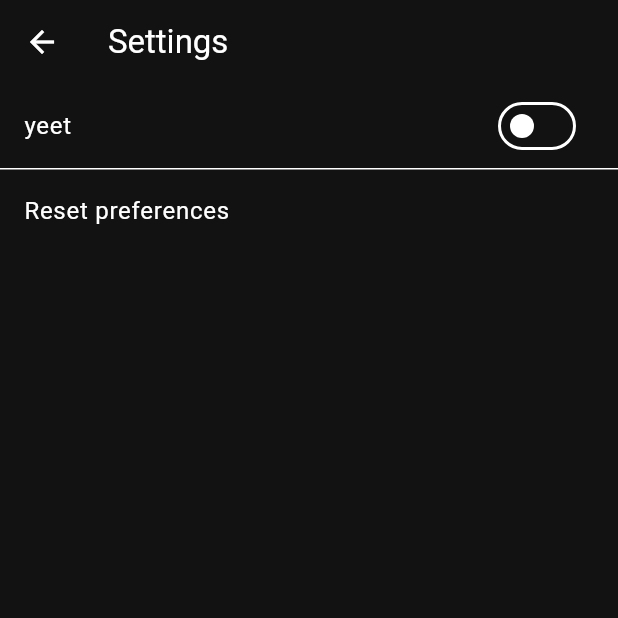
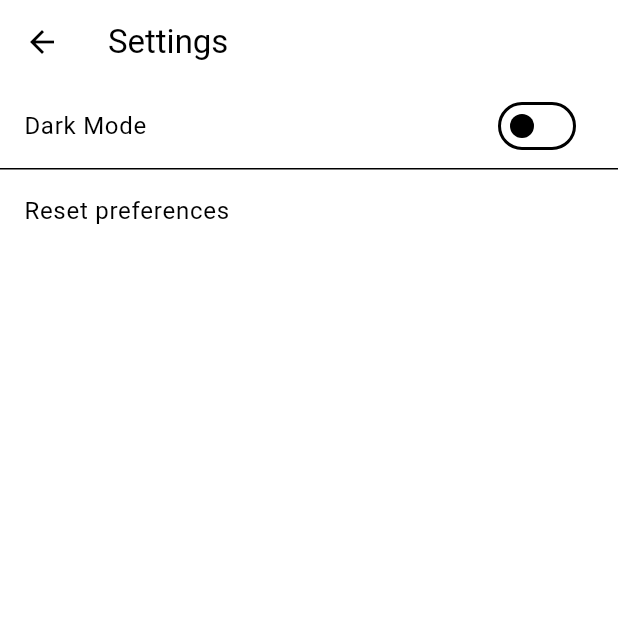
Before and after one commit to danameisnothing/funny-webapp-client, a Flutter app: the screen it shows after launch, in the side drawer, after a tap on "Settings", on a phone screen of 412 x 824 dp, the top half of it. Run offline on Flutter 3.47's test engine with Material 3 defaults, Android fonts, the phone set to English and light mode, and no system bars; our stand-ins replace shared_preferences.

Commit message:
mini refactor

```diff
--- a/lib/main.dart
+++ b/lib/main.dart
@@ -1,6 +1,7 @@
 import 'package:flutter/material.dart';
 
 import 'package:funny_webapp_client/routes/home.dart';
+import 'package:funny_webapp_client/routes/settings.dart';
 import 'package:funny_webapp_client/settings/runtime_app_settings.dart';
 
 void main() async {
@@ -9,12 +10,23 @@ void main() async {
   runApp(const App());
 }
 
-class App extends StatelessWidget {
+class App extends StatefulWidget {
   const App({super.key});
 
   @override
-  Widget build(BuildContext context) => MaterialApp(
-      home: const Home(),
-      theme:
-          ThemeData(useMaterial3: true, colorScheme: const ColorScheme.dark()));
+  State<App> createState() => _App();
 }
+
+class _App extends State<App> {
+  void updateTheme() => setState(() {});
+
+  @override
+  Widget build(BuildContext context) {
+    ColorScheme test = (runtimeAppSettings.isDarkMode)
+        ? const ColorScheme.dark()
+        : const ColorScheme.light();
+    return MaterialApp(
+        home: Home(updateTheme),
+        theme: ThemeData(useMaterial3: true, colorScheme: test));
+  }
+}
--- a/lib/routes/home.dart
+++ b/lib/routes/home.dart
@@ -4,7 +4,8 @@ import 'package:funny_webapp_client/routes/settings.dart';
 
 // FIXME: are you sure this is a StatelessWidget?
 class Home extends StatelessWidget {
-  const Home({super.key});
+  final VoidCallback updateGlobalTheme;
+  const Home(this.updateGlobalTheme, {super.key});
 
   @override
   Widget build(BuildContext context) {
@@ -18,8 +19,10 @@ class Home extends StatelessWidget {
             ListTile(
               title: const Text("Settings"),
               onTap: () {
-                Navigator.push(context,
-                    MaterialPageRoute(builder: (_) => const Settings()));
+                Navigator.push(
+                    context,
+                    MaterialPageRoute(
+                        builder: (_) => Settings(updateGlobalTheme)));
               },
             ),
           ],
--- a/lib/routes/settings.dart
+++ b/lib/routes/settings.dart
@@ -3,10 +3,16 @@ import 'package:flutter/material.dart';
 import 'package:funny_webapp_client/settings/runtime_app_settings.dart';
 
 class Settings extends StatefulWidget {
-  const Settings({super.key});
+  final VoidCallback updateGlobalTheme;
+  const Settings(this.updateGlobalTheme, {super.key});
 
   @override
   State<Settings> createState() => _Settings();
+
+  void commitUpdate() async {
+    await runtimeAppSettings.savePreferences();
+    updateGlobalTheme();
+  }
 }
 
 class _Settings extends State<Settings> {
@@ -23,12 +29,12 @@ class _Settings extends State<Settings> {
         padding: EdgeInsets.zero,
         children: [
           SwitchListTile(
-            title: const Text("yeet"),
+            title: const Text("Dark Mode"),
             value: runtimeAppSettings.isDarkMode,
             onChanged: (value) async {
               setState(() => runtimeAppSettings.isDarkMode =
                   !runtimeAppSettings.isDarkMode);
-              await runtimeAppSettings.savePreferences();
+              widget.commitUpdate();
             },
           ),
           Divider(
@@ -41,7 +47,7 @@ class _Settings extends State<Settings> {
                   context: context,
                   builder: (BuildContext ctx) {
                     return AlertDialog(
-                      title: const Text("Confirm"),
+                      title: const Text("Reset preferences"),
                       content: const Text("r u sure?"),
                       actions: [
                         TextButton(
@@ -51,7 +57,7 @@ class _Settings extends State<Settings> {
                             onPressed: () async {
                               Navigator.pop(ctx);
                               await runtimeAppSettings.reset();
-                              setState(() => runtimeAppSettings);
+                              widget.commitUpdate();
                             },
                             child: const Text("Reset"))
                       ],
```
